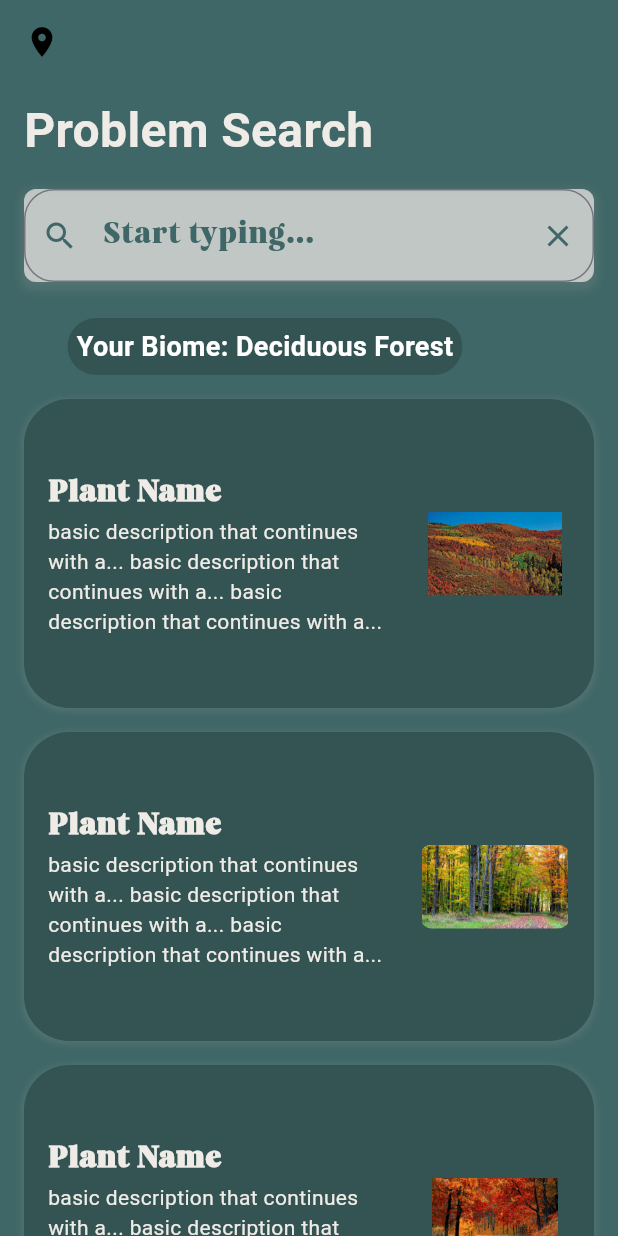
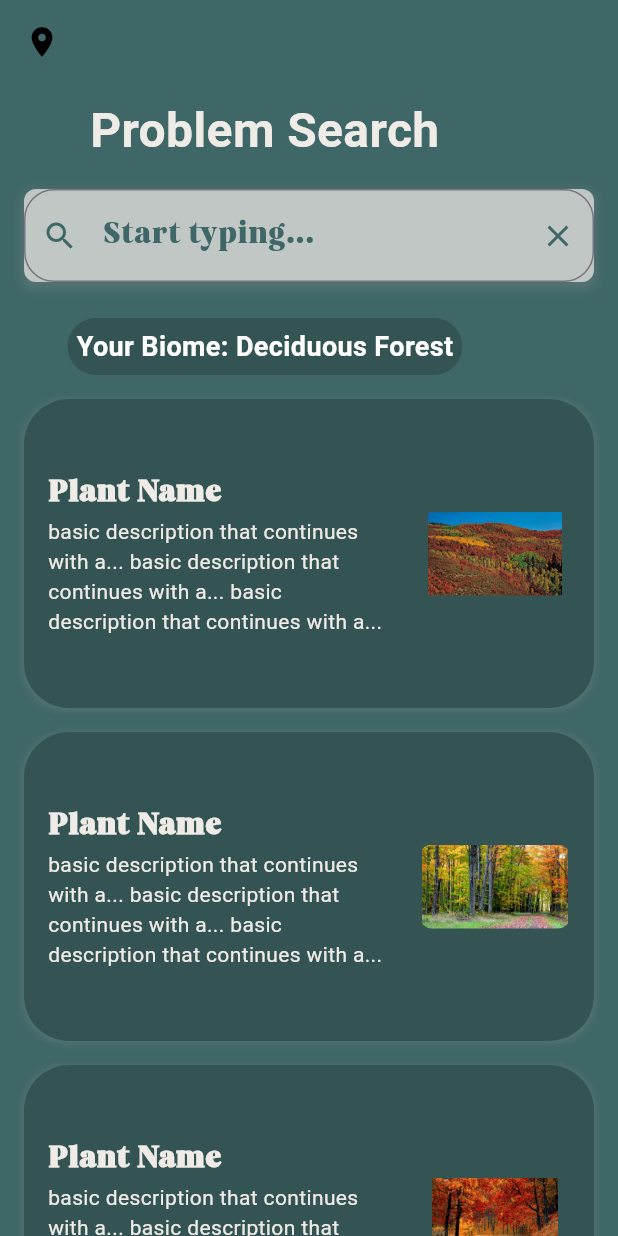
Before and after one commit to honeyzuzu/Indigena, a Flutter app: the PlantSearchScreen screen opened directly, on a phone screen of 412 x 824 dp. Run offline on Flutter 3.47's test engine with Material 3 defaults, Android fonts, the phone set to English and light mode, and no system bars; our stand-ins replace carousel_slider.

Commit message:
Final touches

```diff
--- a/indigena/lib/problemSearch.dart
+++ b/indigena/lib/problemSearch.dart
@@ -55,9 +55,10 @@
           crossAxisAlignment: CrossAxisAlignment.start,
           children: <Widget>[
             Padding(
-              padding: EdgeInsets.symmetric(horizontal: 16.0),
+              padding: EdgeInsets.symmetric(horizontal: 60.0),
 
               child: Text(
+
                 'Problem Search',
                 style: TextStyle(fontSize: 32, fontWeight: FontWeight.bold, color:  const Color(0xffefebe7)),
               ),
--- a/indigena/lib/searchPage.dart
+++ b/indigena/lib/searchPage.dart
@@ -65,7 +65,7 @@
                             child: TextField(
                               controller: _searchController,
                               decoration: InputDecoration(
-                                hintText: 'Start typing...',
+                                hintText: 'Start typing a plant name...',
                                 hintStyle: const TextStyle(color: Color(0xff406767)),
 
                                 suffixIcon: IconButton(
```
